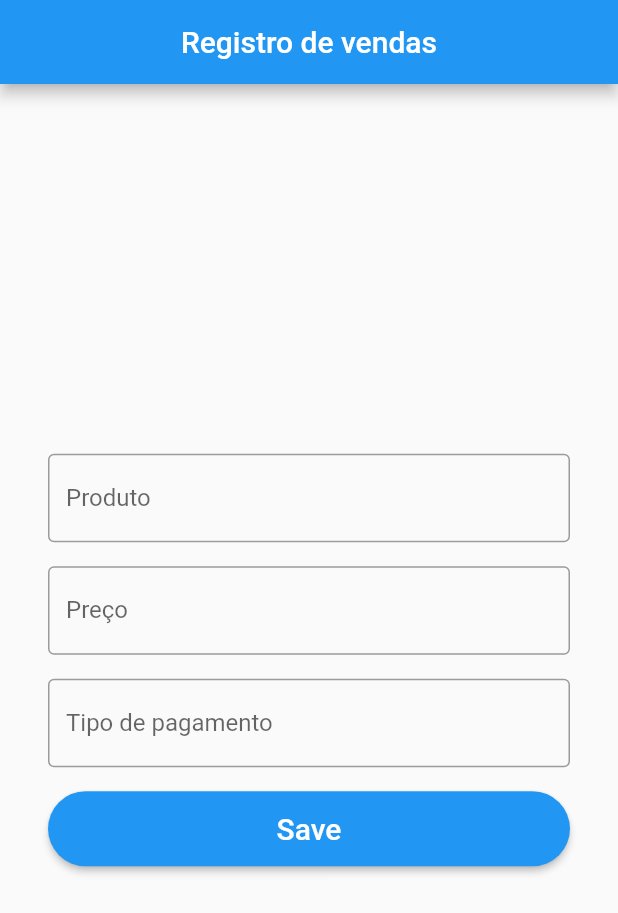
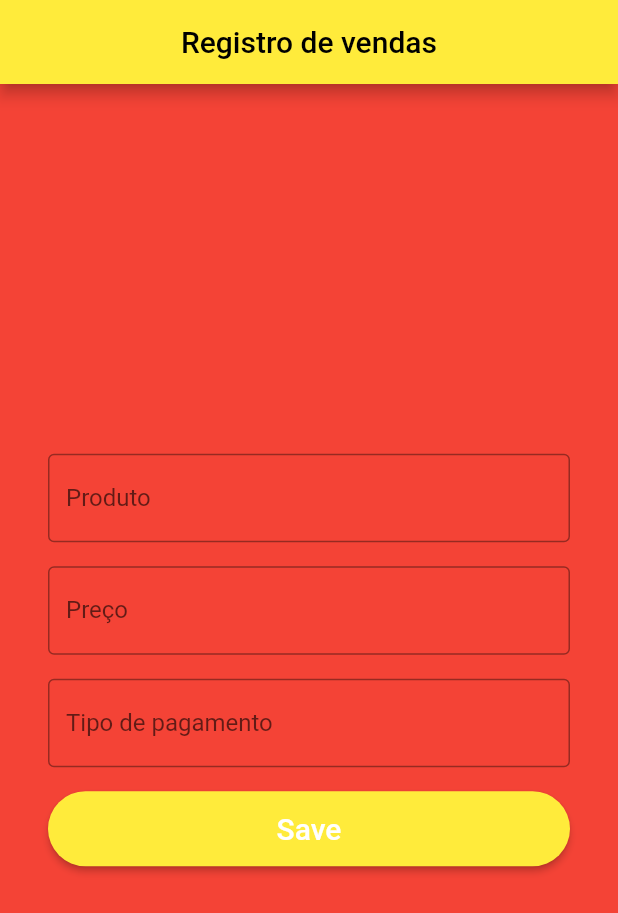
Before and after one commit to lucasfdelis/flutter-google-sheets, a Flutter app: the screen it shows after launch, on a phone screen of 412 x 824 dp. Shown: the top 913 px of the screen. Run offline on Flutter 3.47's test engine with Material 2 defaults, Android fonts, the phone set to English and light mode, and no system bars; missing offline and left inert: gsheets; key blocks and very long unbroken strings in the code were emptied for the run.

Commit message:
Testando cores

```diff
--- a/lib/main.dart
+++ b/lib/main.dart
@@ -18,7 +18,7 @@ class MyApp extends StatelessWidget {
   Widget build(BuildContext context) => MaterialApp(
         debugShowCheckedModeBanner: false,
         title: title,
-        theme: ThemeData(primarySwatch: Colors.blue),
+        theme: ThemeData(primarySwatch: Colors.yellow),
         home: CreateSheetsPage(),
       );
 }
--- a/lib/page/create_sheets_page.dart
+++ b/lib/page/create_sheets_page.dart
@@ -15,6 +15,7 @@ class CreateSheetsPage extends StatelessWidget {
         body: Container(
           alignment: Alignment.center,
           padding: EdgeInsets.all(32),
+          color: Colors.red,
           child: UserFormWidget(
             onSavedUser: (user) async {
               await UserSheetsApi.insert([user.toJson()]);
--- a/pubspec.yaml
+++ b/pubspec.yaml
@@ -29,6 +29,9 @@ environment:
 dependencies:
   flutter:
     sdk: flutter
+  mobx: ^2.0.3
+  flutter_mobx: ^2.0.1
+  provider: ^5.0.0
 
 
   # The following adds the Cupertino Icons font to your application.
@@ -39,6 +42,8 @@ dependencies:
 dev_dependencies:
   flutter_test:
     sdk: flutter
+  build_runner: ^2.0.6
+  mobx_codegen: ^2.0.2
 
   # The "flutter_lints" package below contains a set of recommended lints to
   # encourage good coding practices. The lint set provided by the package is
```
Also changed, not shown: pubspec.lock.
